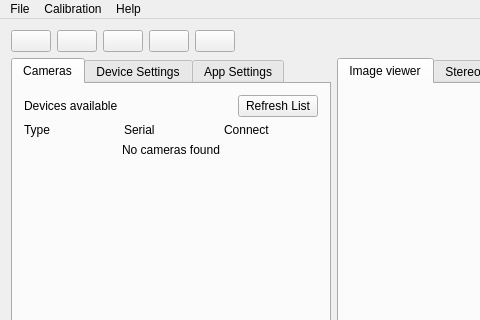
Before: the Qt Designer form src/mainwindow.ui in i3drobotics/stereo-vision-toolkit, drawn with Qt 5; both pictures show x 0 to 480 and y 0 to 320 of the 1200 by 800 pixel window.
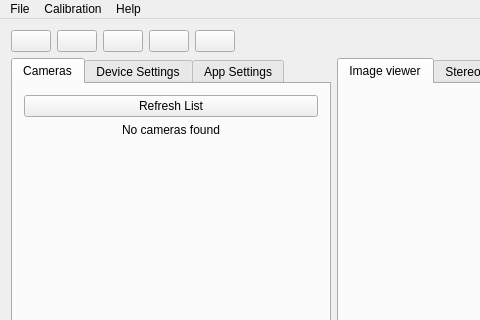
After: the same form once the commit is applied.

Commit message: Update camera selection interface

The edit to the form file:
```diff
--- a/src/mainwindow.ui
+++ b/src/mainwindow.ui
@@ -367,20 +367,7 @@
              <item row="0" column="0">
               <layout class="QVBoxLayout" name="verticalLayout_2" stretch="0,1">
                <item>
-                <layout class="QHBoxLayout" name="horizontalLayout_2" stretch="1,0">
-                 <item>
-                  <widget class="QLabel" name="lblAvailableCameras">
-                   <property name="sizePolicy">
-                    <sizepolicy hsizetype="Preferred" vsizetype="Minimum">
-                     <horstretch>0</horstretch>
-                     <verstretch>0</verstretch>
-                    </sizepolicy>
-                   </property>
-                   <property name="text">
-                    <string>Devices available</string>
-                   </property>
-                  </widget>
-                 </item>
+                <layout class="QHBoxLayout" name="horizontalLayout_2" stretch="0">
                  <item>
                   <widget class="QPushButton" name="btnRefreshCameras">
                    <property name="text">
@@ -392,34 +379,6 @@
                </item>
                <item>
                 <layout class="QVBoxLayout" name="layoutCameraList">
-                 <item>
-                  <layout class="QGridLayout" name="gridLayoutCameraListHeaders">
-                   <property name="topMargin">
-                    <number>0</number>
-                   </property>
-                   <item row="0" column="0">
-                    <widget class="QLabel" name="label">
-                     <property name="text">
-                      <string>Type</string>
-                     </property>
-                    </widget>
-                   </item>
-                   <item row="0" column="1">
-                    <widget class="QLabel" name="label_5">
-                     <property name="text">
-                      <string>Serial</string>
-                     </property>
-                    </widget>
-                   </item>
-                   <item row="0" column="2">
-                    <widget class="QLabel" name="label_6">
-                     <property name="text">
-                      <string>Connect</string>
-                     </property>
-                    </widget>
-                   </item>
-                  </layout>
-                 </item>
                  <item>
                   <layout class="QGridLayout" name="gridLayoutCameraList"/>
                  </item>
```
Left out of the diff: 5 changed lines with no effect on the pictures. The commit also changes 2 other files.
